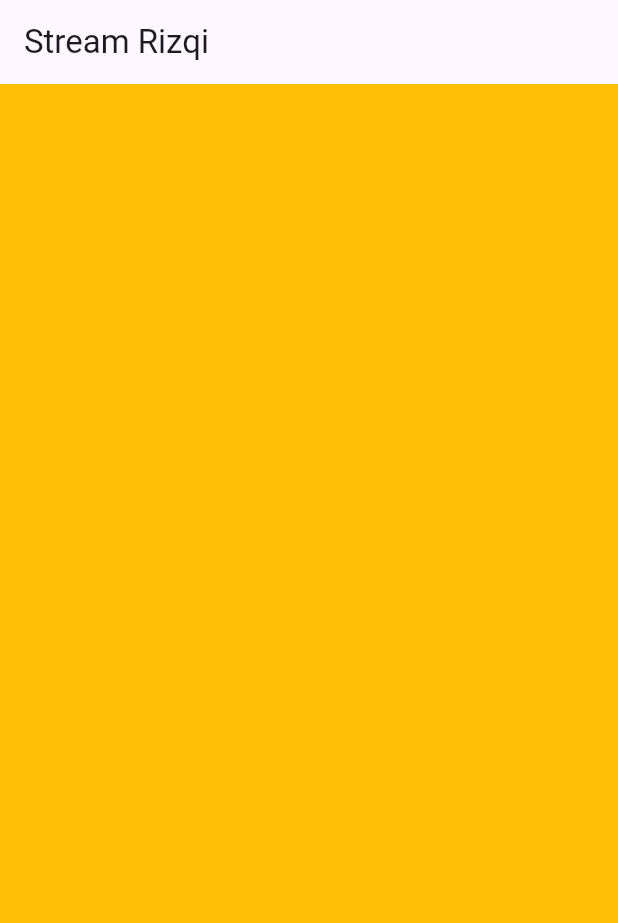
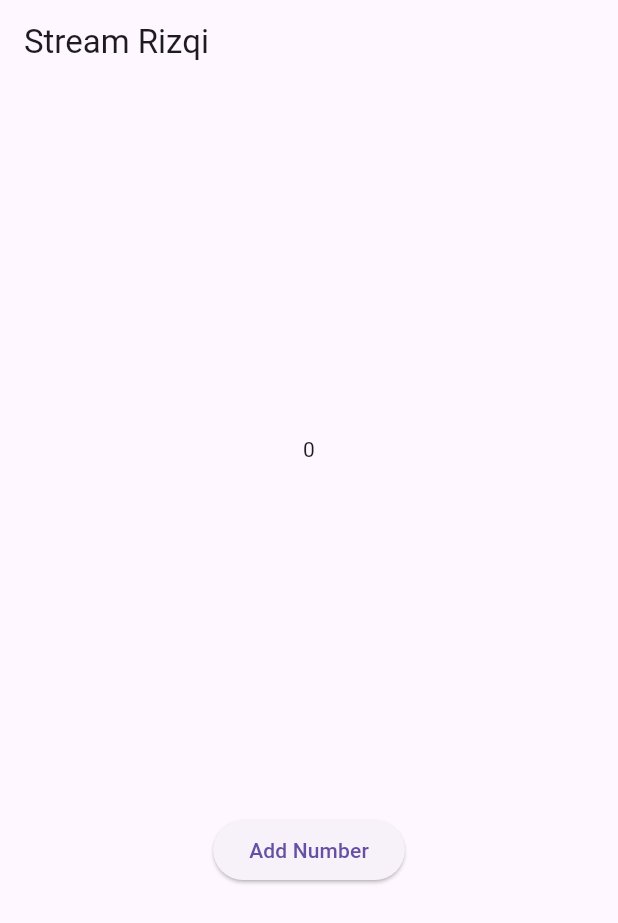
Before and after one commit to Ruphasa/Mobile_25-26, a Flutter app: the screen it shows after launch, on a phone screen of 412 x 824 dp. Shown: the top 923 px of the screen. Run offline on Flutter 3.47's test engine with Material 3 defaults, Android fonts, the light colour scheme and no system bars; our stand-ins replace auto_size_text, camera, geolocator.

Commit message:
Feat : Praktikum 2

```diff
--- a/codelab12_dart/stream_rizqi/lib/main.dart
+++ b/codelab12_dart/stream_rizqi/lib/main.dart
@@ -1,5 +1,7 @@
 import 'package:flutter/material.dart';
 import 'stream.dart';
+import 'dart:math';
+import 'dart:async';
 
 void main() {
   runApp(const MyApp());
@@ -12,9 +14,7 @@ class MyApp extends StatelessWidget {
   Widget build(BuildContext context) {
     return MaterialApp(
       title: 'Stream',
-      theme: ThemeData(
-        primarySwatch: Colors.deepPurple,
-      ),
+      theme: ThemeData(primarySwatch: Colors.deepPurple),
       home: const StreamHomePage(),
     );
   }
@@ -28,32 +28,52 @@ class StreamHomePage extends StatefulWidget {
 }
 
 class _StreamHomePageState extends State<StreamHomePage> {
-  Color bgColor = Colors.blueGrey;
-  late ColorStream colorStream;
+  int lastNumber = 0;
+  late StreamController numberStreamController;
+  late NumberStream numberStream;
 
   @override
   void initState() {
+    numberStream = NumberStream();
+    numberStreamController = numberStream.controller;
+    Stream stream = numberStreamController.stream;
+    stream.listen((event) {
+      setState(() {
+        lastNumber = event;
+      });
+    });
     super.initState();
-    colorStream = ColorStream();
-    changeColor();
   }
 
-  void changeColor() async {
-    await for (var eventColor in colorStream.getColors()) {
-      setState(() {
-        bgColor = eventColor;
-      });
-    }
+  @override
+  void dispose() {
+    numberStream.close();
+    super.dispose();
+  }
+
+  Color bgColor = Colors.teal;
+  late ColorStream colorStream = ColorStream();
+
+  void addRandomNumber() {
+    Random random = Random();
+    int myNum = random.nextInt(10);
+    numberStream.addNumberToSink(myNum);
   }
 
   @override
   Widget build(BuildContext context) {
     return Scaffold(
-      appBar: AppBar(
-        title: const Text('Stream Rizqi'),
-      ),
-      body: Container(
-        decoration: BoxDecoration(color: bgColor),
+      appBar: AppBar(title: const Text('Stream Rizqi')),
+      body: SizedBox(
+        width: double.infinity,
+        child: Column(
+          mainAxisAlignment: MainAxisAlignment.spaceEvenly,
+          crossAxisAlignment: CrossAxisAlignment.center,
+          children: [
+            Text(lastNumber.toString()),
+            ElevatedButton(onPressed: addRandomNumber, child: const Text('Add Number'))
+          ],
+        ),
       ),
     );
   }
--- a/codelab12_dart/stream_rizqi/lib/stream.dart
+++ b/codelab12_dart/stream_rizqi/lib/stream.dart
@@ -1,9 +1,21 @@
 import 'package:flutter/material.dart';
+import 'dart:async';
+
+class NumberStream {
+  final StreamController<int> controller = StreamController<int>();
+  void addNumberToSink(int number) {
+    controller.sink.add(number);
+  }
+
+  void close() {
+    controller.close();
+  }
+}
 
 class ColorStream {
   final List<Color> colors = [
     Colors.blueGrey,
-    Colors.amber,
+    Colors.indigo,
     Colors.deepPurple,
     Colors.lightBlue,
     Colors.teal,
```
